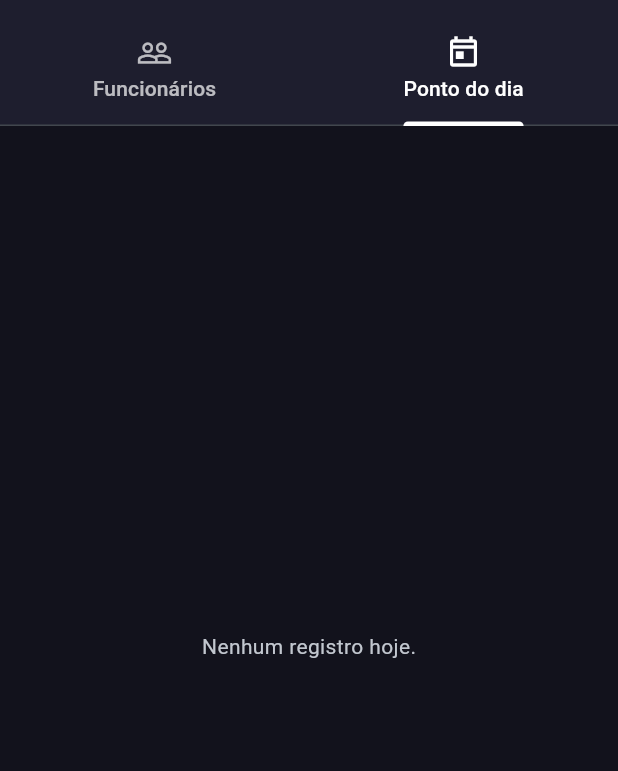
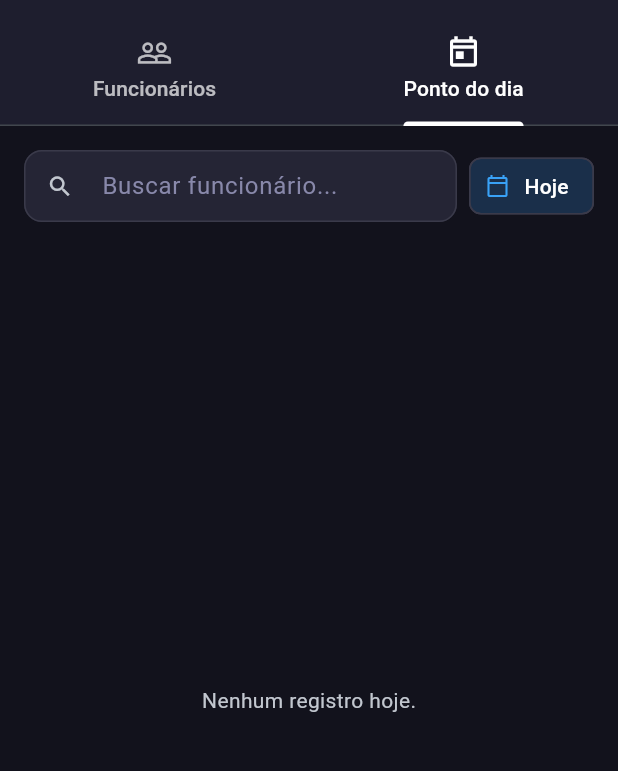
Before and after one commit to Saullo-Programador/PontoJa, a Flutter app: the ManagerHomeScreen screen opened by its route, tab 2 chosen, on a phone screen of 412 x 824 dp, the part 69-840 px from its top. Run offline on Flutter 3.47's test engine with Material 3 defaults, Android fonts, the phone set to English and light mode, and no system bars; our stand-ins replace cloud_firestore, firebase_auth, firebase_core, geolocator, open_filex, shared_preferences; missing offline and left inert: dart:html, excel; accounts and stored records are empty.

Commit message:
feat: Add date filtering to today's records and enhance search functionality

```diff
--- a/lib/domain/repositories/i_time_record_repository.dart
+++ b/lib/domain/repositories/i_time_record_repository.dart
@@ -11,6 +11,7 @@ abstract class ITimeRecordRepository {
   });
   // Streams em tempo real
   Stream<List<TimeRecordEntity>> watchTodayRecords();
+  Stream<List<TimeRecordEntity>> watchRecordsByDate(DateTime date); // ⬅️ novo
   Stream<List<TimeRecordEntity>> watchMonthlyRecords({
     required int month,
     required int year,
--- a/lib/domain/usecases/get_monthly_report_usecase.dart
+++ b/lib/domain/usecases/get_monthly_report_usecase.dart
@@ -31,4 +31,7 @@ class GetMonthlyReportUsecase {
     required int year,
   }) =>
       _repository.watchMonthlyRecords(month: month, year: year);
+
+  Stream<List<TimeRecordEntity>> watchByDate(DateTime date) =>
+    _repository.watchRecordsByDate(date);
 }
--- a/lib/features/manager/view/manager_home_screen.dart
+++ b/lib/features/manager/view/manager_home_screen.dart
@@ -442,31 +442,127 @@ class _MonthlyPointsSheet extends StatelessWidget {
 
 // ── Aba: ponto do dia ──────────────────────────────────────────────────────
 
-class _TodayPointsTab extends StatelessWidget {
+class _TodayPointsTab extends StatefulWidget {
   final ManagerHomeController ctrl;
   const _TodayPointsTab({required this.ctrl});
 
   @override
+  State<_TodayPointsTab> createState() => _TodayPointsTabState();
+}
+
+class _TodayPointsTabState extends State<_TodayPointsTab> {
+  final _searchCtrl = TextEditingController();
+
+  @override
+  void dispose() {
+    _searchCtrl.dispose();
+    super.dispose();
+  }
+
+  Future<void> _pickDate(BuildContext context) async {
+    final ctrl = widget.ctrl;
+    final picked = await showDatePicker(
+      context: context,
+      initialDate: ctrl.selectedDate ?? DateTime.now(),
+      firstDate: DateTime(2020),
+      lastDate: DateTime.now(),
+      locale: const Locale('pt', 'BR'),
+    );
+
+    if (picked != null) {
+      ctrl.selectDate(picked);
+    }
+  }
+
+  @override
   Widget build(BuildContext context) {
     final colorScheme = Theme.of(context).colorScheme;
-    final records = ctrl.todayRecords;
+    final ctrl = widget.ctrl;
+    final records = ctrl.filteredTodayRecords;
+    final isToday = ctrl.selectedDate == null;
 
-    if (records.isEmpty) {
-      return Center(
+    return Column(
+      children: [
+        // ── Barra de busca + data ───────────────────────────────────────
+        Padding(
+          padding: const EdgeInsets.fromLTRB(16, 16, 16, 8),
+          child: Row(
+            children: [
+              Expanded(
+                child: TextField(
+                  controller: _searchCtrl,
+                  onChanged: ctrl.setNameQuery,
+                  decoration: InputDecoration(
+                    hintText: 'Buscar funcionário...',
+                    prefixIcon: const Icon(Icons.search),
+                    suffixIcon: _searchCtrl.text.isNotEmpty
+                        ? IconButton(
+                            icon: const Icon(Icons.close),
+                            onPressed: () {
+                              _searchCtrl.clear();
+                              ctrl.setNameQuery('');
+                            },
+                          )
+                        : null,
+                    isDense: true,
+                    contentPadding: const EdgeInsets.symmetric(
+                      horizontal: 12,
+                      vertical: 10,
+                    ),
+                    border: OutlineInputBorder(
+                      borderRadius: BorderRadius.circular(12),
+                    ),
+                  ),
+                ),
+              ),
+              const SizedBox(width: 8),
+              ActionChip(
+                avatar: Icon(
+                  Icons.calendar_today_outlined,
+                  size: 16,
+                  color: isToday ? colorScheme.primary : colorScheme.onSecondaryContainer,
+                ),
+                label: Text(
+                  isToday ? 'Hoje' : ctrl.selectedDate!.toDateDisplay(),
+                ),
+                backgroundColor: isToday
+                    ? colorScheme.primaryContainer.withValues(alpha: 0.4)
+                    : colorScheme.secondaryContainer,
+                onPressed: () => _pickDate(context),
+              ),
+              if (!isToday)
+                IconButton(
+                  icon: const Icon(Icons.close),
+                  tooltip: 'Voltar para hoje',
+                  onPressed: () => ctrl.selectDate(null),
+                ),
+            ],
+          ),
+        ),
+
+        // ── Lista de registros ──────────────────────────────────────────
+        Expanded(
+          child: records.isEmpty
+              ? Center(
                   child: Text(
-          'Nenhum registro hoje.',
+                    ctrl.nameQuery.isNotEmpty
+                        ? 'Nenhum funcionário encontrado.'
+                        : isToday
+                            ? 'Nenhum registro hoje.'
+                            : 'Nenhum registro nesta data.',
                     style: TextStyle(color: colorScheme.onSurfaceVariant),
                   ),
-      );
-    }
-
-    return ListView.separated(
-      padding: const EdgeInsets.all(16),
+                )
+              : ListView.separated(
+                  padding: const EdgeInsets.fromLTRB(16, 0, 16, 16),
                   itemCount: records.length,
-      separatorBuilder: (_, __) => Divider(color: colorScheme.outlineVariant),
+                  separatorBuilder: (_, __) =>
+                      Divider(color: colorScheme.outlineVariant),
                   itemBuilder: (_, i) {
                     final r = records[i];
-        final emp = ctrl.employees.where((e) => e.uid == r.userId).firstOrNull;
+                    final emp = ctrl.employees
+                        .where((e) => e.uid == r.userId)
+                        .firstOrNull;
 
                     return ListTile(
                       leading: CircleAvatar(
@@ -484,25 +580,30 @@ class _TodayPointsTab extends StatelessWidget {
                         mainAxisSize: MainAxisSize.min,
                         children: [
                           IconButton(
-                icon: Icon(Icons.edit_outlined, color: colorScheme.primary),
+                            icon: Icon(Icons.edit_outlined,
+                                color: colorScheme.primary),
                             onPressed: () => showDialog(
                               context: context,
-                  builder: (_) =>
-                      EditPointDialog(record: r, onSave: ctrl.editPoint),
+                              builder: (_) => EditPointDialog(
+                                  record: r, onSave: ctrl.editPoint),
                             ),
                           ),
                           IconButton(
-                icon: Icon(Icons.delete_outlined, color: Colors.red),
+                            icon: const Icon(Icons.delete_outlined,
+                                color: Colors.red),
                             onPressed: () => showDialog(
                               context: context,
-                  builder: (_) =>
-                      DeletePointDialog(record: r, onDelete: ctrl.deletePoint),
+                              builder: (_) => DeletePointDialog(
+                                  record: r, onDelete: ctrl.deletePoint),
                             ),
                           ),
                         ],
                       ),
                     );
                   },
+                ),
+        ),
+      ],
     );
   }
 }
```
Also changed, not shown: lib/data/datasources/firestore_point_datasource.dart (+22 -7 lines), lib/data/repositories/time_record_repository_impl.dart (+15 -11 lines), lib/features/manager/controller/manager_home_controller.dart (+48 -0 lines). Lines whose indentation alone changed are shown as unchanged.
